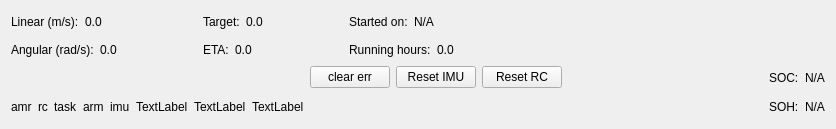
First picture: the form in ui/navi_state.ui, repository xinjuezou-whi/whi_rviz_plugins, before the edit.
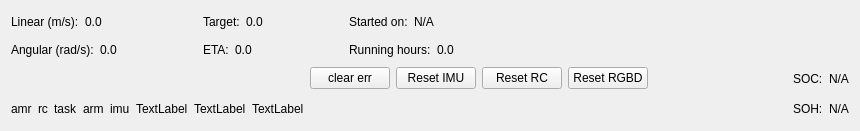
Second picture: the form after the edit.

Commit message: revise task status indicator be same as hardware indicator; add reset RGBD camera node function

What changed in the file:
```diff
--- a/ui/navi_state.ui
+++ b/ui/navi_state.ui
@@ -6,14 +6,14 @@
    <rect>
     <x>0</x>
     <y>0</y>
-    <width>836</width>
-    <height>129</height>
+    <width>860</width>
+    <height>131</height>
    </rect>
   </property>
   <property name="windowTitle">
    <string>Form</string>
   </property>
-  <layout class="QVBoxLayout" name="verticalLayout_17">
+  <layout class="QVBoxLayout" name="verticalLayout_18">
    <item>
     <layout class="QHBoxLayout" name="horizontalLayout_7">
      <item>
@@ -518,6 +518,30 @@
        </item>
       </layout>
      </item>
+     <item>
+      <layout class="QVBoxLayout" name="verticalLayout_17">
+       <item>
+        <widget class="QPushButton" name="pushButton_reset_rgbd">
+         <property name="text">
+          <string>Reset RGBD</string>
+         </property>
+        </widget>
+       </item>
+       <item>
+        <spacer name="verticalSpacer_5">
+         <property name="orientation">
+          <enum>Qt::Vertical</enum>
+         </property>
+         <property name="sizeHint" stdset="0">
+          <size>
+           <width>20</width>
+           <height>40</height>
+          </size>
+         </property>
+        </spacer>
+       </item>
+      </layout>
+     </item>
      <item>
       <spacer name="horizontalSpacer_12">
        <property name="orientation">
```
The commit also changes 3 other files.
